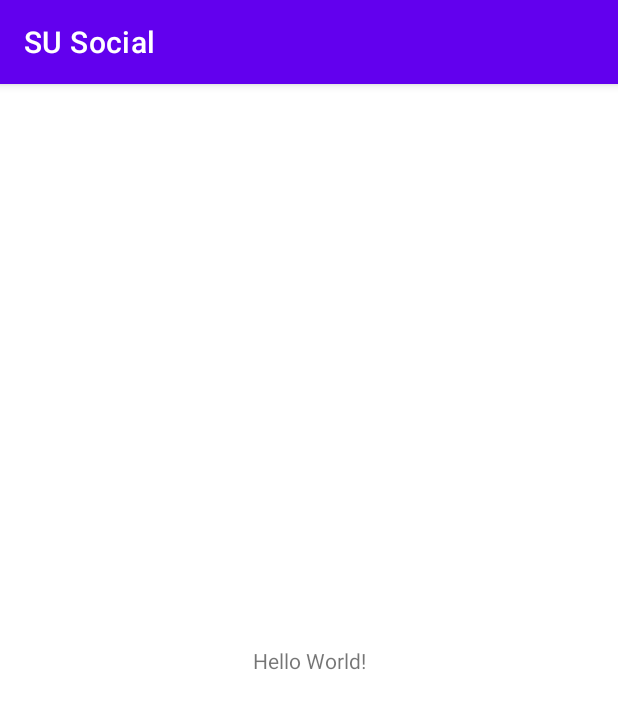
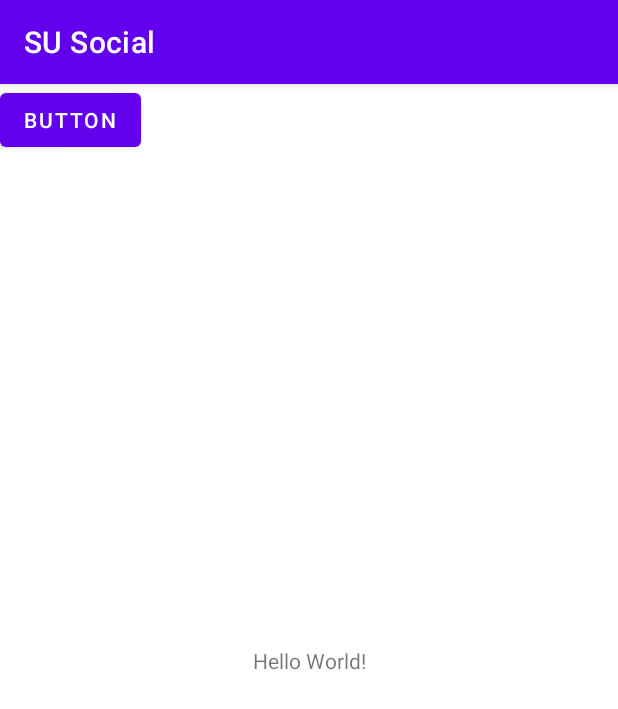
Before and after one commit to Erodri07/SU_Social, an Android app: the screen it shows after launch (MainActivity), on a phone screen of 412 x 824 dp. Shown: the top 709 px of the screen. Run offline under Robolectric (Android 15) with nearby library versions, the phone set to English and light mode, and no system bars.

Commit message:
First Push

```diff
--- a/app/build.gradle
+++ b/app/build.gradle
@@ -4,12 +4,12 @@ plugins {
 
 android {
     namespace 'com.example.susocial'
-    compileSdk 32
+    compileSdk 33
 
     defaultConfig {
         applicationId "com.example.susocial"
         minSdk 21
-        targetSdk 32
+        targetSdk 33
         versionCode 1
         versionName "1.0"
 
--- a/app/src/main/res/layout/activity_main.xml
+++ b/app/src/main/res/layout/activity_main.xml
@@ -15,4 +15,12 @@
         app:layout_constraintStart_toStartOf="parent"
         app:layout_constraintTop_toTopOf="parent" />
 
+    <Button
+        android:id="@+id/button"
+        android:layout_width="wrap_content"
+        android:layout_height="wrap_content"
+        android:text="Button"
+        tools:layout_editor_absoluteX="154dp"
+        tools:layout_editor_absoluteY="426dp" />
+
 </androidx.constraintlayout.widget.ConstraintLayout>
--- a/build.gradle
+++ b/build.gradle
@@ -1,5 +1,5 @@
 // Top-level build file where you can add configuration options common to all sub-projects/modules.
 plugins {
-    id 'com.android.application' version '7.3.1' apply false
-    id 'com.android.library' version '7.3.1' apply false
+    id 'com.android.application' version '7.4.1' apply false
+    id 'com.android.library' version '7.4.1' apply false
 }
```
Also changed, not shown: gradle/wrapper/gradle-wrapper.properties.
